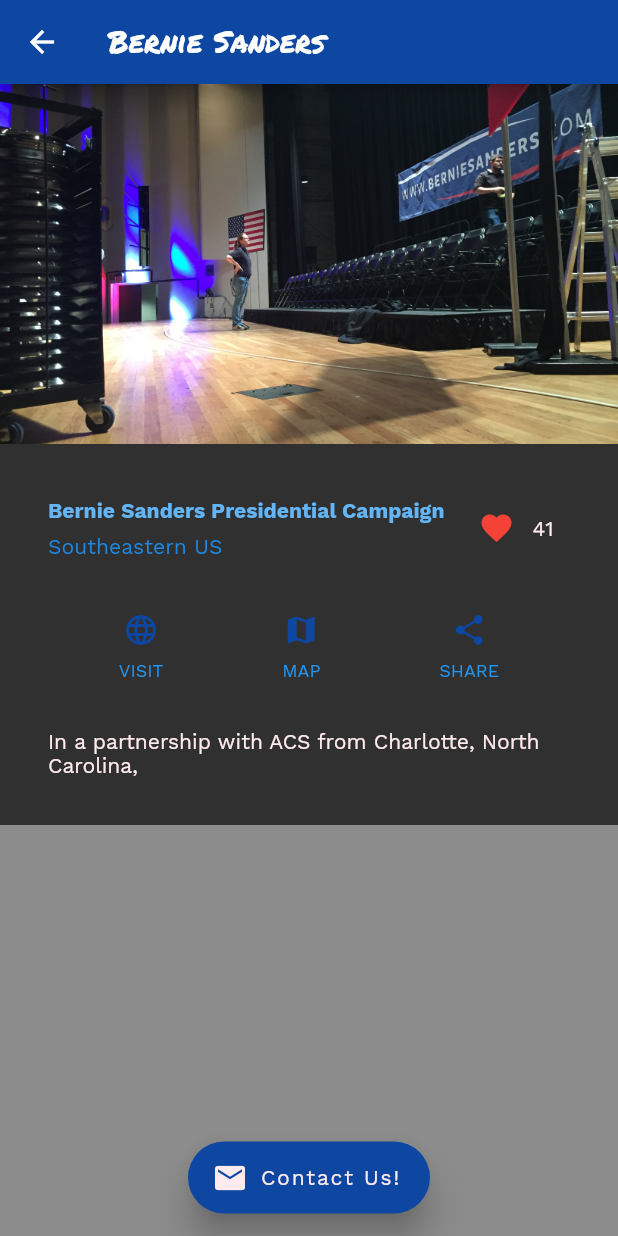
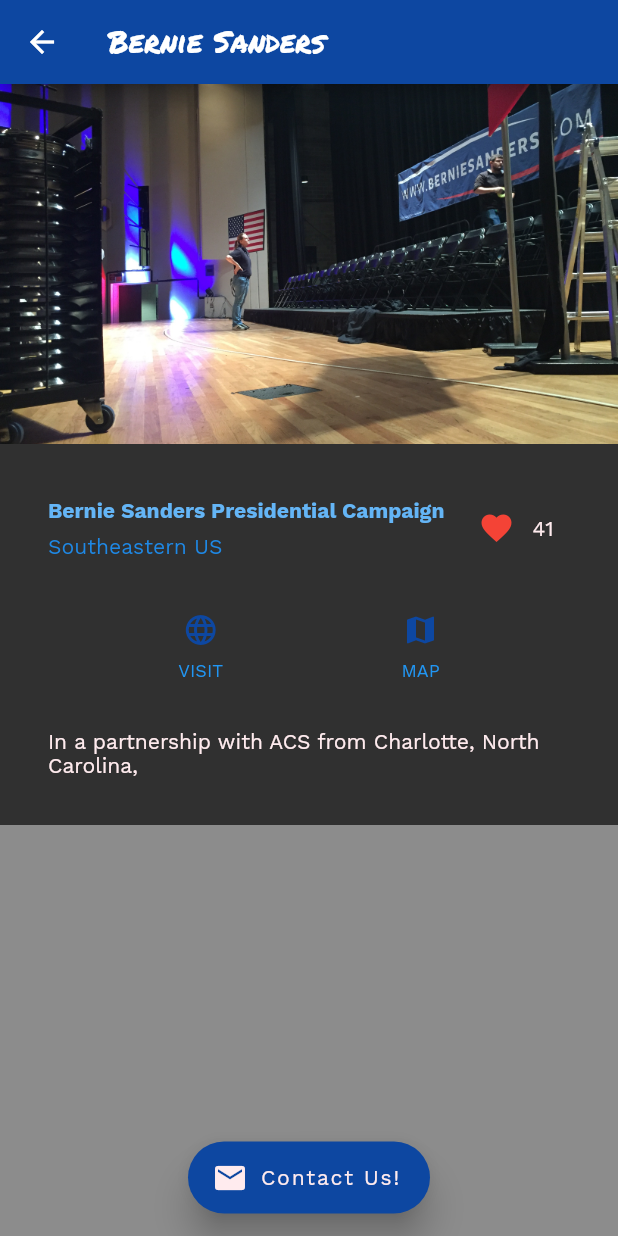
Before and after one commit to jsgsxr/SSP-APP-Build, a Flutter app: the BernieInfo screen opened directly, on a phone screen of 412 x 824 dp. Run offline on Flutter 3.47's test engine with Material 2 defaults, Android fonts, the phone set to English and light mode, and no system bars; our stand-ins replace carousel_slider, google_maps_flutter.

Commit message:
Removed unused share buttons from Clients and Projects

```diff
--- a/lib/Clients/bernie_screen.dart
+++ b/lib/Clients/bernie_screen.dart
@@ -73,13 +73,7 @@
                 },
                 child: _buildButtonColumn(color, Icons.map, 'MAP')),
           ),
-          Material(
-              color: Colors.transparent,
-              child: InkWell(
-                splashColor: Colors.blueAccent,
-                onTap: () {},
-                child: _buildButtonColumn(color, Icons.share, 'SHARE'),
-              ))
+
         ],
       ),
       color: Colors.grey[850],
--- a/lib/Projects/elan_screen.dart
+++ b/lib/Projects/elan_screen.dart
@@ -71,7 +71,7 @@
                 },
                 child: _buildButtonColumn(color, Icons.map, 'MAP')),
           ),
-          _buildButtonColumn(color, Icons.share, 'SHARE'),
+
         ],
       ),
       color: Colors.grey[850],
```
Also changed, not shown: lib/Clients/cap_screen.dart (+1 -7 lines), lib/Clients/infinitus_screen.dart (+1 -7 lines), lib/Clients/wsav_screen.dart (+1 -7 lines), lib/Projects/joebiden_screen.dart (+1 -7 lines), lib/Projects/lzm_screen.dart (+1 -6 lines), lib/Projects/savjazzfest_screen.dart (+1 -6 lines).
